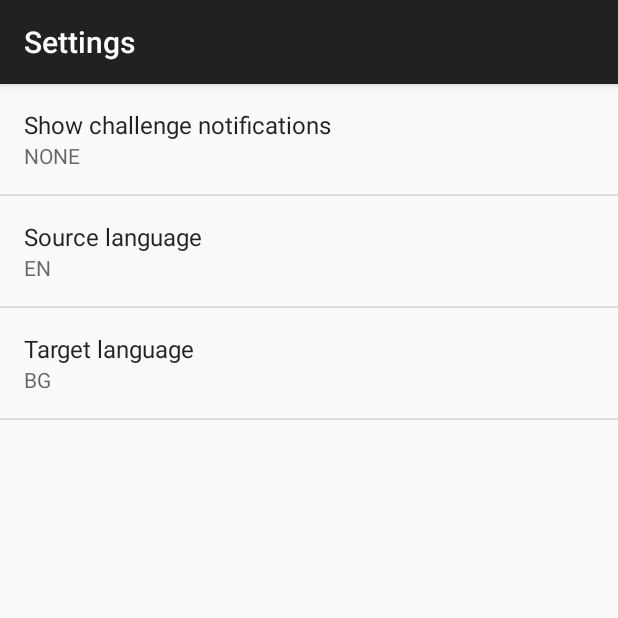
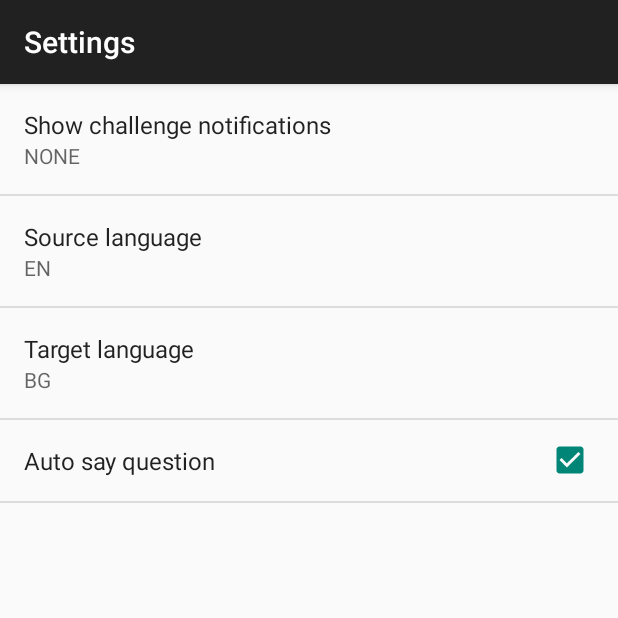
Before and after one commit to zarrro/dictpick, an Android app: the ExamActivity screen opened directly, with no data from a screen before it, in the options menu, after a tap on "Settings", on a phone screen of 412 x 824 dp, the top half of it. Run offline under Robolectric (Android 15) with nearby library versions, the phone set to English and light mode, and no system bars; network calls fail; 1 statement that could not run was skipped.

Commit message:
add autosay question preference, small fixes, plus formatting

```diff
--- a/app/src/main/java/com/peevs/dictpick/ChallengeManager.java
+++ b/app/src/main/java/com/peevs/dictpick/ChallengeManager.java
@@ -39,10 +39,9 @@ public class ChallengeManager {
 
     public void setRecurringChallenge(ChallengeFrequency frequency) {
         Log.i(TAG, "setRecurringChallenge frequency: " + frequency);
+        disableRecurringChallange();
         if (frequency != ChallengeFrequency.NONE) {
             setRecurringChallenge(frequency.value);
-        } else {
-            disableRecurringChallange();
         }
     }
 
--- a/app/src/main/java/com/peevs/dictpick/ExamActivity.java
+++ b/app/src/main/java/com/peevs/dictpick/ExamActivity.java
@@ -1,9 +1,11 @@
 package com.peevs.dictpick;
 
 import android.content.Intent;
+import android.content.SharedPreferences;
 import android.graphics.Color;
 import android.os.AsyncTask;
 import android.os.Bundle;
+import android.preference.PreferenceManager;
 import android.util.Log;
 import android.util.TypedValue;
 import android.view.Menu;
@@ -11,6 +13,8 @@ import android.view.View;
 import android.widget.LinearLayout;
 import android.widget.TextView;
 import android.widget.Toast;
+
+import com.peevs.dictpick.settings.Settings;
 
 import java.util.Arrays;
 import java.util.Date;
@@ -26,6 +30,7 @@ public class ExamActivity extends BaseActivity {
     private static final String TAG = "ExamActivity";
     private Random rand = new Random(System.currentTimeMillis());
     private TestQuestion currentQuestion = null;
+    private boolean autoSayQuestion = true;
 
     class GenerateTestTask extends AsyncTask<Void, Void, TestQuestion> {
 
@@ -179,7 +184,8 @@ public class ExamActivity extends BaseActivity {
     public void sayCurrentQuestion(View v) {
         if (currentQuestion != null && srcLang == currentQuestion.getQuestionLanguage()) {
             //TODO: problem with playing BG, so play only srcLang (EN)
-            sayQuestion(currentQuestion.getQuestion().getText(), currentQuestion.getQuestionLanguage());
+            sayQuestion(currentQuestion.getQuestion().getText(),
+                    currentQuestion.getQuestionLanguage());
         }
     }
 
@@ -196,10 +202,12 @@ public class ExamActivity extends BaseActivity {
         super.onCreate(savedInstanceState);
         setContentView(R.layout.exam);
 
+        initAutoSayQuestion();
+
         Intent intent = getIntent();
-
         TestQuestion testQuestion = intent.getParcelableExtra(
                 NotificationPublisher.QUESTION_FROM_NOTIFICATION);
+
         if (testQuestion != null) {
             Log.i(TAG, String.format(
                     "ExamActivity started from notification intent %s, with testQuestion:%n %s",
@@ -209,6 +217,12 @@ public class ExamActivity extends BaseActivity {
             // activity is started from within the DictPick app - start with a new question
             generateTestQuestion(null);
         }
+    }
+
+    @Override
+    protected void onResume() {
+        super.onResume();
+        initAutoSayQuestion();
     }
 
     @Override
@@ -232,7 +246,7 @@ public class ExamActivity extends BaseActivity {
         new GenerateTestTask().execute();
     }
 
-    public void displayTestQuestion(TestQuestion testQuestion) {
+    private void displayTestQuestion(TestQuestion testQuestion) {
         Log.d(TAG, "displayTestQuestion invoked, testQuestion = " + testQuestion);
 
         if (testQuestion == null) {
@@ -244,22 +258,20 @@ public class ExamActivity extends BaseActivity {
         // set the question word
         ((TextView) findViewById(R.id.question_text)).setText(testQuestion.getQuestion().getText());
         this.currentQuestion = testQuestion;
-        sayCurrentQuestion(null);
-
+        if (autoSayQuestion) {
+            sayCurrentQuestion(null);
+        }
 
         LinearLayout answersLayout = (LinearLayout) findViewById(R.id.layout_answers);
-
-        // clear the testOptions from previous question
-        answersLayout.removeAllViews();
+        answersLayout.removeAllViews(); // clear the testOptions from previous question
 
         TestOptionViewsFactory tvFactory = new TestOptionViewsFactory();
-
         for (TextView optionView : tvFactory.createAnswerViews(testQuestion)) {
             answersLayout.addView(optionView);
         }
     }
 
-    public void updateAnswerStatsView(long count, float successRate) {
+    private void updateAnswerStatsView(long count, float successRate) {
 
         // set the question word
         ((TextView) findViewById(R.id.ans_count_stat)).setText(
@@ -267,4 +279,9 @@ public class ExamActivity extends BaseActivity {
         ((TextView) findViewById(R.id.ans_success_rate_stat)).setText(
                 String.format("Success Rate: %.2f", successRate * 100) + "%");
     }
+
+    private void initAutoSayQuestion() {
+        SharedPreferences sharedPrefs = PreferenceManager.getDefaultSharedPreferences(this);
+        autoSayQuestion = sharedPrefs.getBoolean(Settings.PREF_KEY_AUTO_SAY_QUESTION, true);
+    }
 }
--- a/app/src/main/java/com/peevs/dictpick/settings/Settings.java
+++ b/app/src/main/java/com/peevs/dictpick/settings/Settings.java
@@ -19,8 +19,10 @@ public class Settings extends PreferenceFragment
         implements SharedPreferences.OnSharedPreferenceChangeListener {
 
     private static final String TAG = Settings.class.getSimpleName();
+
     public static final String PREF_KEY_RECURRING_CHALLENGE_FREQUENCY =
             "key_pref_challenge_notifications";
+    public static final String PREF_KEY_AUTO_SAY_QUESTION = "key_pref_auto_say_question";
 
     @Override
     public void onCreate(Bundle savedInstanceState) {
@@ -74,8 +76,7 @@ public class Settings extends PreferenceFragment
         }
         if (p instanceof EditTextPreference) {
             EditTextPreference editTextPref = (EditTextPreference) p;
-            if (p.getTitle().toString().contains("assword"))
-            {
+            if (p.getTitle().toString().contains("assword")) {
                 p.setSummary("******");
             } else {
                 p.setSummary(editTextPref.getText());
--- a/app/src/main/res/layout/exam.xml
+++ b/app/src/main/res/layout/exam.xml
@@ -36,9 +36,7 @@
         android:id="@+id/layout_answers"
         android:layout_toLeftOf="@+id/btn_newtest"
         android:layout_toStartOf="@+id/btn_newtest"
-        android:layout_alignParentEnd="false">
-
-    </LinearLayout>
+        android:layout_alignParentEnd="false" />
 
     <TextView
         android:layout_width="fill_parent"
--- a/app/src/main/res/values/strings.xml
+++ b/app/src/main/res/values/strings.xml
@@ -1,7 +1,6 @@
 <resources>
     <string name="app_name">dictpick</string>
 
-    <string name="hello_world">Hello world!</string>
     <string name="text_string">text_string</string>
     <string name="action_settings">Settings</string>
     <string name="menu_settings">Settings</string>
@@ -9,6 +8,6 @@
     <string name="pref_challenge_notification">Show challenge notifications</string>
     <string name="pref_source_language">Source language</string>
     <string name="pref_target_language">Target language</string>
-
+    <string name="pref_auto_say_question">Auto say question</string>
 
 </resources>
--- a/app/src/main/res/xml/preferences.xml
+++ b/app/src/main/res/xml/preferences.xml
@@ -22,4 +22,9 @@
         android:key="key_pref_target_lang"
         android:title="@string/pref_target_language" />
 
+    <CheckBoxPreference
+        android:defaultValue="true"
+        android:key="key_pref_auto_say_question"
+        android:title="@string/pref_auto_say_question" />
+
 </PreferenceScreen>
```
